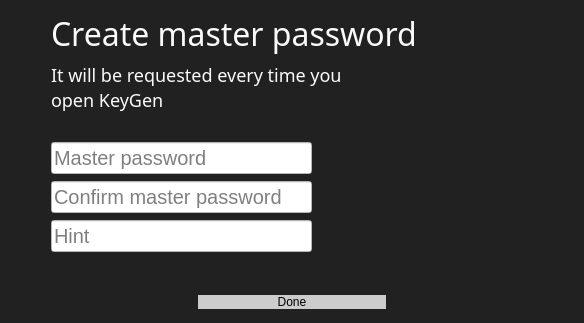
Above: ui/setWindow.ui from Kovalski-I/KeyGen before the change. Below: the same form after it.
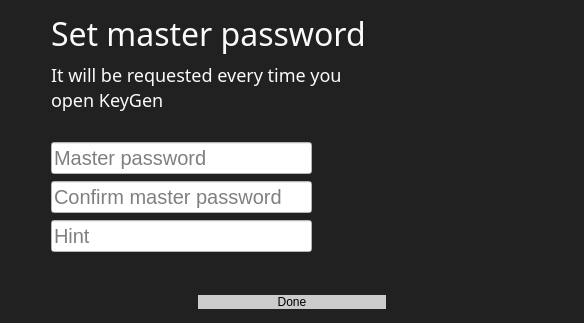
That is the form after the change. Icons and pictures are not drawn.

Diff of the .ui file:
```diff
--- a/ui/setWindow.ui
+++ b/ui/setWindow.ui
@@ -46,7 +46,7 @@
 }</string>
          </property>
          <property name="text">
-          <string>Create master password</string>
+          <string>Set master password</string>
          </property>
         </widget>
        </item>
```
